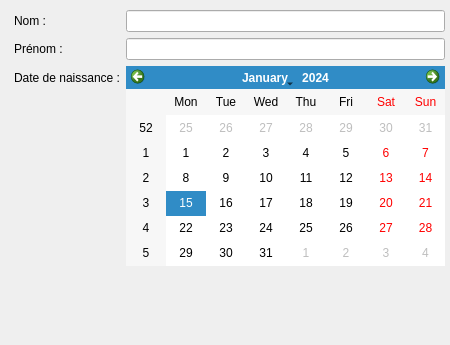
Before: the Qt Designer form widget.ui in maxkzime/IHM_TP3_EX2_Form, drawn with Qt 5.
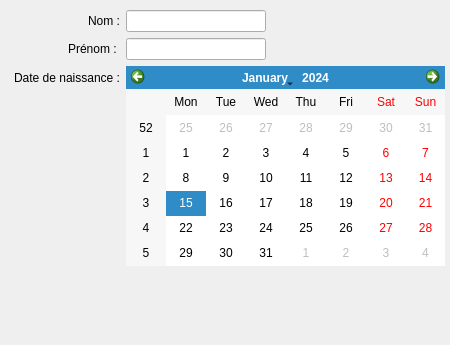
After: the same form once the commit is applied.

Diff of the .ui file:
```diff
--- a/widget.ui
+++ b/widget.ui
@@ -29,10 +29,22 @@
     </rect>
    </property>
    <layout class="QFormLayout" name="formLayout">
-    <item row="0" column="0">
-     <widget class="QLabel" name="lName">
-      <property name="text">
-       <string>Nom :</string>
+    <property name="labelAlignment">
+     <set>Qt::AlignRight|Qt::AlignTrailing|Qt::AlignVCenter</set>
+    </property>
+    <property name="leftMargin">
+     <number>0</number>
+    </property>
+    <item row="0" column="1">
+     <widget class="QLineEdit" name="leName">
+      <property name="enabled">
+       <bool>true</bool>
+      </property>
+      <property name="maximumSize">
+       <size>
+        <width>140</width>
+        <height>16777215</height>
+       </size>
       </property>
      </widget>
     </item>
@@ -53,7 +65,14 @@
      </widget>
     </item>
     <item row="1" column="1">
-     <widget class="QLineEdit" name="leFirstname"/>
+     <widget class="QLineEdit" name="leFirstname">
+      <property name="maximumSize">
+       <size>
+        <width>140</width>
+        <height>16777215</height>
+       </size>
+      </property>
+     </widget>
     </item>
     <item row="2" column="0">
      <widget class="QLabel" name="lBirthdate">
@@ -65,8 +84,21 @@
     <item row="2" column="1">
      <widget class="QCalendarWidget" name="cwBirthdate"/>
     </item>
-    <item row="0" column="1">
-     <widget class="QLineEdit" name="leName"/>
+    <item row="0" column="0">
+     <widget class="QLabel" name="lName">
+      <property name="layoutDirection">
+       <enum>Qt::LeftToRight</enum>
+      </property>
+      <property name="text">
+       <string>Nom :</string>
+      </property>
+      <property name="alignment">
+       <set>Qt::AlignRight|Qt::AlignTrailing|Qt::AlignVCenter</set>
+      </property>
+      <property name="indent">
+       <number>0</number>
+      </property>
+     </widget>
     </item>
    </layout>
   </widget>
```
